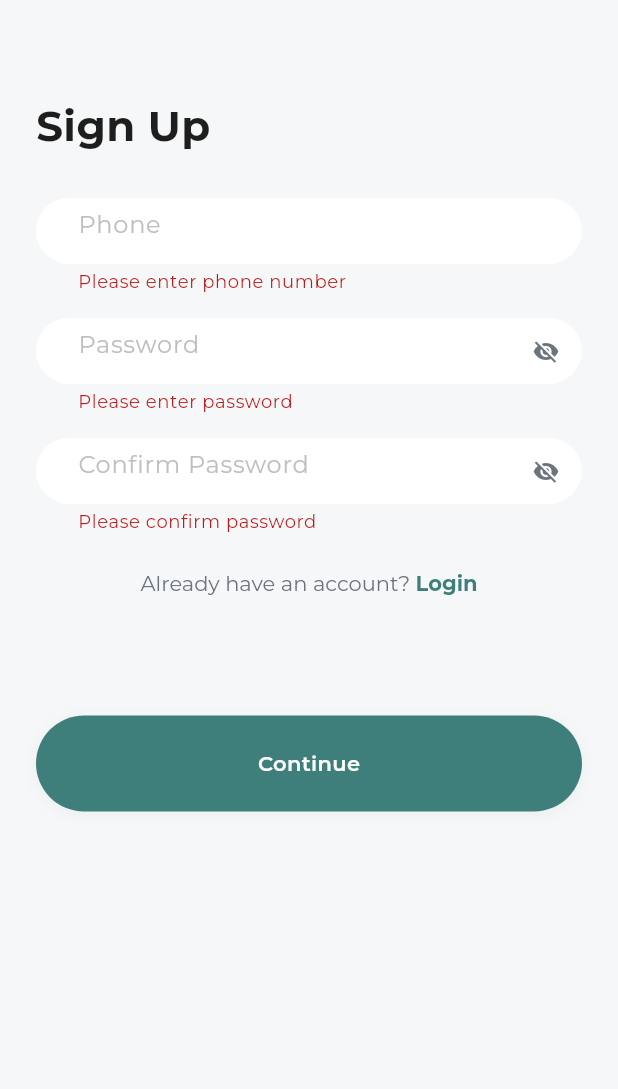
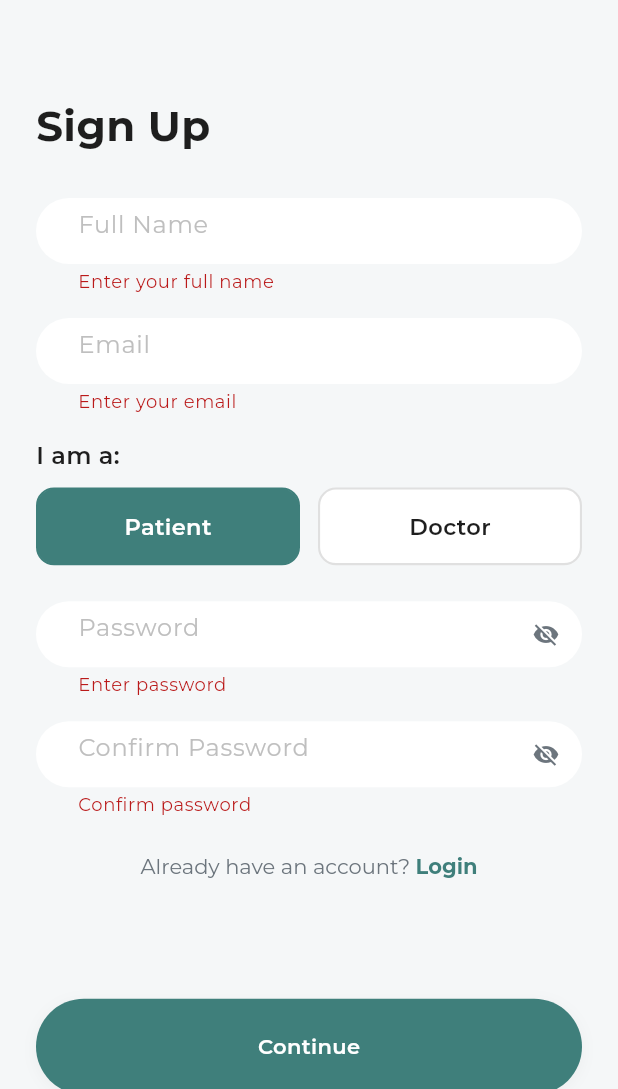
Before and after one commit to Chelsea-Owusu-Pokuaah/Health_Connect, a Flutter app: the SignupScreen screen opened by its route, after a tap on "Continue", on a phone screen of 412 x 824 dp, the part 147-1236 px from its top. Run offline on Flutter 3.47's test engine with Material 3 defaults, Android fonts, the phone set to English and light mode, and no system bars; our stand-ins replace bloc, cloud_firestore, equatable, firebase_auth, firebase_core, flutter_bloc and 2 more; accounts and stored records are empty; Roboto replaces fonts that are missing (Itim); project files that could hold a hidden picture were left out.

Commit message:
sign up auth

```diff
--- /dev/null
+++ b/lib/core/services/auth_service.dart
@@ -0,0 +1,45 @@
+import 'package:firebase_auth/firebase_auth.dart';
+import 'package:cloud_firestore/cloud_firestore.dart';
+
+class AuthService {
+  final FirebaseAuth _auth = FirebaseAuth.instance;
+  final FirebaseFirestore _db = FirebaseFirestore.instance;
+
+  Future<User?> signUp({
+    required String fullName,
+    required String email,
+    required String password,
+    required String role,
+  }) async {
+    final credential = await _auth.createUserWithEmailAndPassword(
+      email: email,
+      password: password,
+    );
+
+    final user = credential.user;
+    if (user == null) return null;
+
+    await _db.collection("users").doc(user.uid).set({
+      "uid": user.uid,
+      "fullName": fullName,
+      "email": email,
+      "role": role,
+      "createdAt": FieldValue.serverTimestamp(),
+    });
+
+    return user;
+  }
+
+  Future<User?> login({
+    required String email,
+    required String password,
+  }) async {
+    final credential = await _auth.signInWithEmailAndPassword(
+      email: email,
+      password: password,
+    );
+    return credential.user;
+  }
+
+  Future<void> logout() async => _auth.signOut();
+}
--- /dev/null
+++ b/lib/features/authentication/bloc/auth/auth_state.dart
@@ -0,0 +1,29 @@
+import 'package:equatable/equatable.dart';
+import '../../data/models/user_model.dart';
+
+abstract class AuthState extends Equatable {
+  const AuthState();
+
+  @override
+  List<Object?> get props => [];
+}
+
+class AuthInitial extends AuthState {}
+
+class AuthLoading extends AuthState {}
+
+class AuthSuccess extends AuthState {
+  final UserModel user;
+  const AuthSuccess(this.user);
+
+  @override
+  List<Object?> get props => [user];
+}
+
+class AuthFailure extends AuthState {
+  final String message;
+  const AuthFailure(this.message);
+
+  @override
+  List<Object?> get props => [message];
+}
--- /dev/null
+++ b/lib/features/authentication/data/models/user_model.dart
@@ -0,0 +1,31 @@
+class UserModel {
+  final String uid;
+  final String fullName;
+  final String email;
+  final String role;
+
+  UserModel({
+    required this.uid,
+    required this.fullName,
+    required this.email,
+    required this.role,
+  });
+
+  Map<String, dynamic> toMap() {
+    return {
+      'uid': uid,
+      'fullName': fullName,
+      'email': email,
+      'role': role,
+    };
+  }
+
+  static UserModel fromMap(Map<String, dynamic> map) {
+    return UserModel(
+      uid: map['uid'],
+      fullName: map['fullName'],
+      email: map['email'],
+      role: map['role'],
+    );
+  }
+}
--- a/lib/features/authentication/presentation/signup_screen.dart
+++ b/lib/features/authentication/presentation/signup_screen.dart
@@ -1,11 +1,16 @@
 import 'package:flutter/material.dart';
+import 'package:flutter_bloc/flutter_bloc.dart';
 import 'package:go_router/go_router.dart';
+
+import 'package:health_connect/core/themes/app_colors.dart';
+import 'package:health_connect/core/themes/app_theme.dart';
+
 import 'package:health_connect/features/onboarding/presentation/widgets/app_logo_widget.dart';
 import 'package:health_connect/features/onboarding/presentation/widgets/primary_button.dart';
 import 'package:health_connect/shared/widgets/app_text_field.dart';
-import 'package:health_connect/core/themes/app_theme.dart';
-import 'package:health_connect/core/themes/app_colors.dart';
 
+import '../bloc/auth/auth_cubit.dart';
+import '../bloc/auth/auth_state.dart';
 
 class SignupScreen extends StatefulWidget {
   const SignupScreen({super.key});
@@ -17,38 +22,44 @@ class SignupScreen extends StatefulWidget {
 class _SignupScreenState extends State<SignupScreen> {
   final _formKey = GlobalKey<FormState>();
 
-  final TextEditingController _phoneCtrl = TextEditingController();
+  final TextEditingController _fullNameCtrl = TextEditingController();
+  final TextEditingController _emailCtrl = TextEditingController();
   final TextEditingController _passwordCtrl = TextEditingController();
   final TextEditingController _confirmCtrl = TextEditingController();
 
   bool _obscure1 = true;
   bool _obscure2 = true;
-  bool _loading = false;
+
+  String _role = "patient"; // default selection
 
   @override
   void dispose() {
-    _phoneCtrl.dispose();
+    _fullNameCtrl.dispose();
+    _emailCtrl.dispose();
     _passwordCtrl.dispose();
     _confirmCtrl.dispose();
     super.dispose();
   }
 
-  String? _validatePhone(String? v) {
-    if (v == null || v.trim().isEmpty) return 'Please enter phone number';
-    final clean = v.replaceAll(RegExp(r'\s+'), '');
-    if (!RegExp(r'^\d+$').hasMatch(clean)) return 'Phone must contain digits only';
-    if (clean.length < 9) return 'Enter a valid phone number';
+  String? _validateFullName(String? v) {
+    if (v == null || v.trim().isEmpty) return 'Enter your full name';
+    return null;
+  }
+
+  String? _validateEmail(String? v) {
+    if (v == null || v.trim().isEmpty) return 'Enter your email';
+    if (!v.contains('@')) return 'Enter a valid email';
     return null;
   }
 
   String? _validatePassword(String? v) {
-    if (v == null || v.isEmpty) return 'Please enter password';
+    if (v == null || v.isEmpty) return 'Enter password';
     if (v.length < 8) return 'Password must be at least 8 characters';
     return null;
   }
 
   String? _validateConfirm(String? v) {
-    if (v == null || v.isEmpty) return 'Please confirm password';
+    if (v == null || v.isEmpty) return 'Confirm password';
     if (v != _passwordCtrl.text) return 'Passwords do not match';
     return null;
   }
@@ -57,13 +68,15 @@ class _SignupScreenState extends State<SignupScreen> {
     final valid = _formKey.currentState?.validate() ?? false;
     if (!valid) return;
 
-    setState(() => _loading = true);
-    await Future.delayed(const Duration(milliseconds: 800)); // mock API
-    setState(() => _loading = false);
+    await context.read<AuthCubit>().signUp(
+      fullName: _fullNameCtrl.text.trim(),
+      email: _emailCtrl.text.trim(),
+      password: _passwordCtrl.text.trim(),
+      role: _role,
+    );
+  }
 
-    // After signup → navigate to login
-    context.go('/login');
-  }
+
 
   void _onLogin() => context.go('/login');
 
@@ -74,7 +87,21 @@ class _SignupScreenState extends State<SignupScreen> {
     return Scaffold(
       backgroundColor: AppColors.background,
       body: SafeArea(
-        child: SingleChildScrollView(
+        child: BlocConsumer<AuthCubit, AuthState>(
+          listener: (context, state) {
+            if (state is AuthSuccess) {
+              context.go('/home');
+            }
+            if (state is AuthFailure) {
+              ScaffoldMessenger.of(context).showSnackBar(
+                SnackBar(content: Text(state.message)),
+              );
+            }
+          },
+          builder: (context, state) {
+            final loading = state is AuthLoading;
+
+            return SingleChildScrollView(
               physics: const BouncingScrollPhysics(),
               child: Padding(
                 padding: EdgeInsets.symmetric(horizontal: horizontal),
@@ -82,9 +109,7 @@ class _SignupScreenState extends State<SignupScreen> {
                   crossAxisAlignment: CrossAxisAlignment.start,
                   children: [
                     const SizedBox(height: 32),
-
                     const Center(child: AppLogoWidget()),
-
                     const SizedBox(height: 64),
 
                     Text(
@@ -96,19 +121,62 @@ class _SignupScreenState extends State<SignupScreen> {
 
                     const SizedBox(height: 28),
 
+                    /// ------------------------
+                    /// FORM
+                    /// ------------------------
                     Form(
                       key: _formKey,
                       child: Column(
                         children: [
                           AppTextField(
-                        label: 'Phone',
-                        controller: _phoneCtrl,
-                        hintText: 'Phone',
-                        keyboardType: TextInputType.phone,
-                        validator: _validatePhone,
+                            label: 'Full Name',
+                            controller: _fullNameCtrl,
+                            hintText: 'Full Name',
+                            validator: _validateFullName,
                           ),
 
                           const SizedBox(height: 16),
+
+                          AppTextField(
+                            label: 'Email',
+                            controller: _emailCtrl,
+                            hintText: 'Email',
+                            keyboardType: TextInputType.emailAddress,
+                            validator: _validateEmail,
+                          ),
+
+                          const SizedBox(height: 16),
+
+                          /// ------------------------
+                          /// ROLE SELECTION
+                          /// ------------------------
+                          Column(
+                            crossAxisAlignment: CrossAxisAlignment.start,
+                            children: [
+                              Text(
+                                "I am a:",
+                                style: AppTheme.titleStyle.copyWith(fontSize: 16),
+                              ),
+                              const SizedBox(height: 10),
+                              Row(
+                                children: [
+                                  _RoleOption(
+                                    label: "Patient",
+                                    selected: _role == "patient",
+                                    onTap: () => setState(() => _role = "patient"),
+                                  ),
+                                  const SizedBox(width: 12),
+                                  _RoleOption(
+                                    label: "Doctor",
+                                    selected: _role == "doctor",
+                                    onTap: () => setState(() => _role = "doctor"),
+                                  ),
+                                ],
+                              ),
+                            ],
+                          ),
+
+                          const SizedBox(height: 24),
 
                           AppTextField(
                             label: 'Password',
@@ -173,9 +241,9 @@ class _SignupScreenState extends State<SignupScreen> {
                     const SizedBox(height: 80),
 
                     PrimaryButton(
-                  text: _loading ? 'Please wait…' : 'Continue',
+                      text: loading ? 'Please wait…' : 'Continue',
                       filled: true,
-                  enabled: !_loading,
+                      enabled: !loading,
                       onTap: _onContinue,
                     ),
 
@@ -183,8 +251,54 @@ class _SignupScreenState extends State<SignupScreen> {
                   ],
                 ),
               ),
+            );
+          },
         ),
       ),
     );
   }
 }
+
+/// ------------------------------------------------
+/// Role selection button widget
+/// ------------------------------------------------
+class _RoleOption extends StatelessWidget {
+  final String label;
+  final bool selected;
+  final VoidCallback onTap;
+
+  const _RoleOption({
+    required this.label,
+    required this.selected,
+    required this.onTap,
+  });
+
+  @override
+  Widget build(BuildContext context) {
+    return Expanded(
+      child: GestureDetector(
+        onTap: onTap,
+        child: Container(
+          padding: const EdgeInsets.symmetric(vertical: 14),
+          decoration: BoxDecoration(
+            color: selected ? AppColors.primary : Colors.white,
+            borderRadius: BorderRadius.circular(12),
+            border: Border.all(
+              color: selected ? AppColors.primary : AppColors.border,
+              width: 1.4,
+            ),
+          ),
+          alignment: Alignment.center,
+          child: Text(
+            label,
+            style: TextStyle(
+              color: selected ? Colors.white : AppColors.textPrimary,
+              fontWeight: FontWeight.w600,
+              fontSize: 15,
+            ),
+          ),
+        ),
+      ),
+    );
+  }
+}
--- a/pubspec.yaml
+++ b/pubspec.yaml
@@ -51,6 +51,9 @@ dependencies:
   google_maps_flutter: ^2.6.1
   flutter_localizations:
     sdk: flutter
+  firebase_core: ^4.2.1
+  firebase_auth: ^6.1.2
+  cloud_firestore: ^6.1.0
 dev_dependencies:
   flutter_test:
     sdk: flutter
```
Also changed, not shown: lib/features/authentication/bloc/auth/auth_cubit.dart (added, +74 -0 lines), lib/features/authentication/data/services/auth_service.dart (added, +54 -0 lines), lib/main.dart (+30 -6 lines), firebase.json (added), lib/core/routes/app_router.dart (line endings or trailing spaces), lib/features/authentication/domain/repositories/auth_repository.dart (added), lib/firebase_options.dart (added), pubspec.lock, 14 other files. Lines whose indentation alone changed are shown as unchanged.
